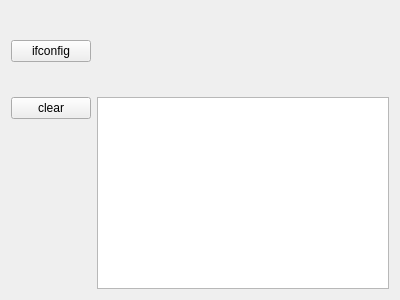
Before: the Qt Designer form dpifconfig.ui in AplexOS/Qt-Examples, drawn with Qt 5.
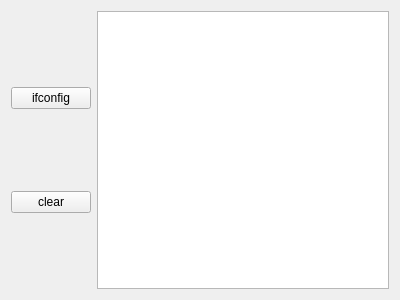
After: the same form once the commit is applied.

```diff
--- a/dpifconfig.ui
+++ b/dpifconfig.ui
@@ -13,52 +13,27 @@
   <property name="windowTitle">
    <string>Form</string>
   </property>
-  <layout class="QFormLayout" name="formLayout_2">
+  <layout class="QGridLayout" name="gridLayout">
    <item row="0" column="0">
-    <layout class="QFormLayout" name="formLayout"/>
-   </item>
-   <item row="1" column="1">
-    <spacer name="horizontalSpacer">
-     <property name="orientation">
-      <enum>Qt::Horizontal</enum>
-     </property>
-     <property name="sizeHint" stdset="0">
-      <size>
-       <width>40</width>
-       <height>20</height>
-      </size>
-     </property>
-    </spacer>
-   </item>
-   <item row="1" column="0">
+    <layout class="QVBoxLayout" name="verticalLayout">
+     <item>
     <widget class="QPushButton" name="pushButton_ifconfig">
      <property name="text">
       <string>ifconfig</string>
      </property>
     </widget>
    </item>
-   <item row="2" column="0">
-    <spacer name="horizontalSpacer_2">
-     <property name="orientation">
-      <enum>Qt::Horizontal</enum>
-     </property>
-     <property name="sizeHint" stdset="0">
-      <size>
-       <width>40</width>
-       <height>20</height>
-      </size>
-     </property>
-    </spacer>
-   </item>
-   <item row="3" column="1">
-    <widget class="QTextBrowser" name="textBrowser_ifconfig"/>
-   </item>
-   <item row="3" column="0">
+     <item>
     <widget class="QPushButton" name="pushButton_testip">
      <property name="text">
       <string>clear</string>
      </property>
     </widget>
+     </item>
+    </layout>
+   </item>
+   <item row="0" column="1">
+    <widget class="QTextBrowser" name="textBrowser_ifconfig"/>
    </item>
   </layout>
  </widget>
```
Lines whose indentation alone changed are shown as unchanged.
